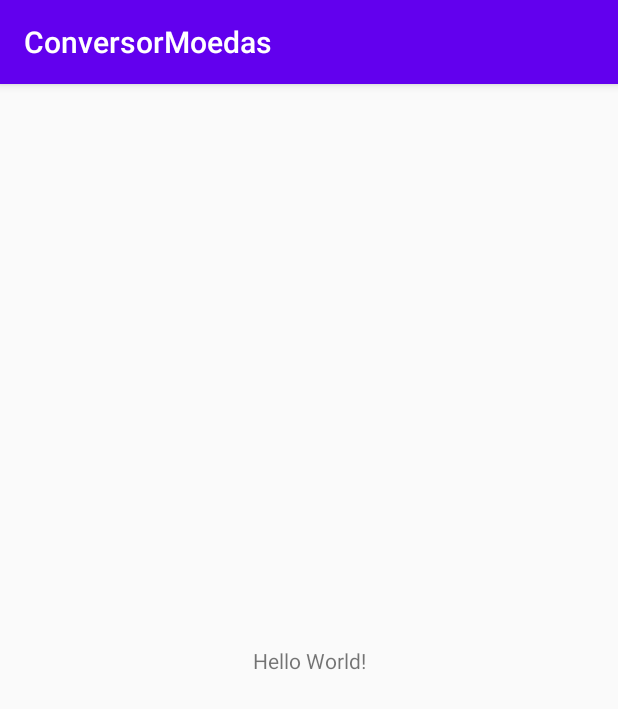
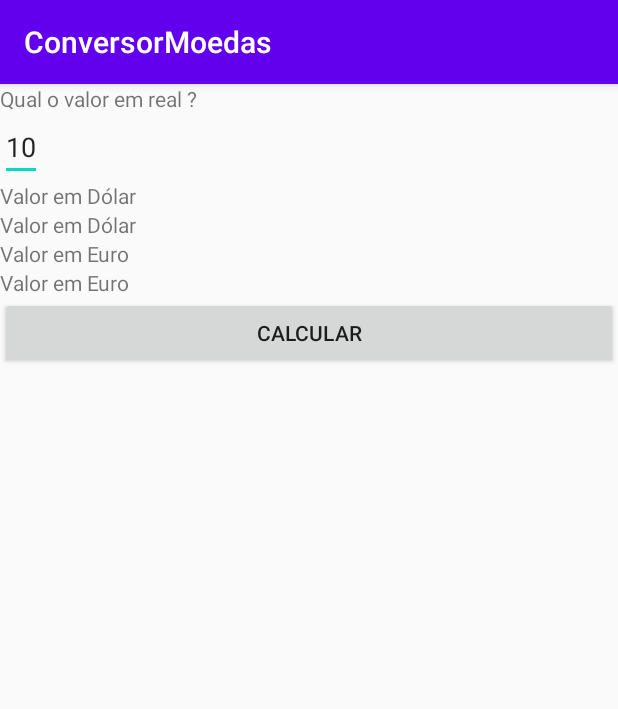
Before and after one commit to pedrinholeda/ConversorMoedas, an Android app: the screen it shows after launch (MainActivity), on a phone screen of 412 x 824 dp. Shown: the top 709 px of the screen. Run offline under Robolectric (Android 15) with nearby library versions, the phone set to English and light mode, and no system bars.

Commit message:
criando e identificando elementos

```diff
--- a/app/src/main/java/com/pedro/conversormoedas/MainActivity.java
+++ b/app/src/main/java/com/pedro/conversormoedas/MainActivity.java
@@ -3,12 +3,30 @@ package com.pedro.conversormoedas;
 import androidx.appcompat.app.AppCompatActivity;
 
 import android.os.Bundle;
+import android.widget.Button;
+import android.widget.EditText;
+import android.widget.TextView;
 
 public class MainActivity extends AppCompatActivity {
+
+    private ViewHolder mViewHolder = new ViewHolder();
 
     @Override
     protected void onCreate(Bundle savedInstanceState) {
         super.onCreate(savedInstanceState);
         setContentView(R.layout.activity_main);
+
+        //ViewHolder
+        this.mViewHolder.editValue = findViewById(R.id.edit_valor);
+        this.mViewHolder.textDolar= findViewById(R.id.text_dolar);
+        this.mViewHolder.textEuro = findViewById(R.id.text_euro);
+        this.mViewHolder.buttonCalculate = findViewById(R.id.button_calculate);
+    }
+
+    private static class ViewHolder {
+    EditText editValue;
+    TextView textDolar;
+    TextView textEuro;
+    Button buttonCalculate;
     }
 }
--- a/app/src/main/res/layout/activity_main.xml
+++ b/app/src/main/res/layout/activity_main.xml
@@ -1,18 +1,50 @@
 <?xml version="1.0" encoding="utf-8"?>
-<androidx.constraintlayout.widget.ConstraintLayout xmlns:android="http://schemas.android.com/apk/res/android"
+<LinearLayout xmlns:android="http://schemas.android.com/apk/res/android"
     xmlns:app="http://schemas.android.com/apk/res-auto"
     xmlns:tools="http://schemas.android.com/tools"
     android:layout_width="match_parent"
     android:layout_height="match_parent"
+    android:orientation="vertical"
     tools:context=".MainActivity">
 
     <TextView
         android:layout_width="wrap_content"
         android:layout_height="wrap_content"
-        android:text="Hello World!"
-        app:layout_constraintBottom_toBottomOf="parent"
-        app:layout_constraintLeft_toLeftOf="parent"
-        app:layout_constraintRight_toRightOf="parent"
-        app:layout_constraintTop_toTopOf="parent" />
+        android:text="@string/qual_o_valor_em_real" />
 
-</androidx.constraintlayout.widget.ConstraintLayout>
+    <EditText
+        android:id="@+id/edit_valor"
+        android:layout_width="wrap_content"
+        android:layout_height="wrap_content"
+        android:text="10" />
+
+    <TextView
+        android:layout_width="wrap_content"
+        android:layout_height="wrap_content"
+        android:text="@string/valor_em_dolar" />
+
+    <TextView
+        android:id="@+id/text_dolar"
+        android:layout_width="wrap_content"
+        android:layout_height="wrap_content"
+        android:text="@string/valor_em_dolar" />
+
+    <TextView
+        android:layout_width="wrap_content"
+        android:layout_height="wrap_content"
+        android:text="@string/valor_em_euro" />
+
+    <TextView
+        android:id="@+id/text_euro"
+        android:layout_width="wrap_content"
+        android:layout_height="wrap_content"
+        android:text="@string/valor_em_euro" />
+
+    <Button
+        android:id="@+id/button_calculate"
+        android:layout_width="match_parent"
+        android:layout_height="wrap_content"
+        android:text="@string/calcular" />
+
+
+</LinearLayout>
--- a/app/src/main/res/values/strings.xml
+++ b/app/src/main/res/values/strings.xml
@@ -1,3 +1,7 @@
 <resources>
     <string name="app_name">ConversorMoedas</string>
+    <string name="qual_o_valor_em_real">Qual o valor em real ?</string>
+    <string name="valor_em_dolar">Valor em Dólar</string>
+    <string name="valor_em_euro">Valor em Euro</string>
+    <string name="calcular">Calcular</string>
 </resources>
```
